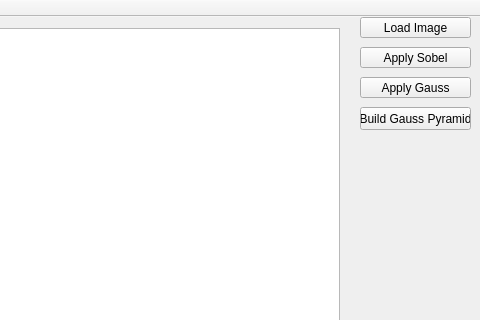
Above: mainwindow.ui from Mogikan/CVlabs before the change; both pictures show x 410 to 890 and y 0 to 320 of the 890 by 628 pixel window. Below: the same form after it.
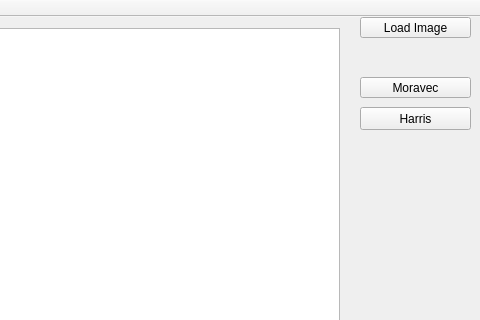
That is the form after the change.

What changed in the file:
```diff
--- a/mainwindow.ui
+++ b/mainwindow.ui
@@ -27,19 +27,6 @@
      <string>Load Image</string>
     </property>
    </widget>
-   <widget class="QPushButton" name="pushButton_2">
-    <property name="geometry">
-     <rect>
-      <x>770</x>
-      <y>30</y>
-      <width>111</width>
-      <height>21</height>
-     </rect>
-    </property>
-    <property name="text">
-     <string>Apply Sobel</string>
-    </property>
-   </widget>
    <widget class="QWidget" name="gridLayoutWidget">
     <property name="geometry">
      <rect>
@@ -65,7 +52,7 @@
      </rect>
     </property>
     <property name="text">
-     <string>Apply Gauss</string>
+     <string>Moravec</string>
     </property>
    </widget>
    <widget class="QPushButton" name="pushButton_4">
@@ -78,7 +65,7 @@
      </rect>
     </property>
     <property name="text">
-     <string>Build Gauss Pyramid</string>
+     <string>Harris</string>
     </property>
    </widget>
   </widget>
```
